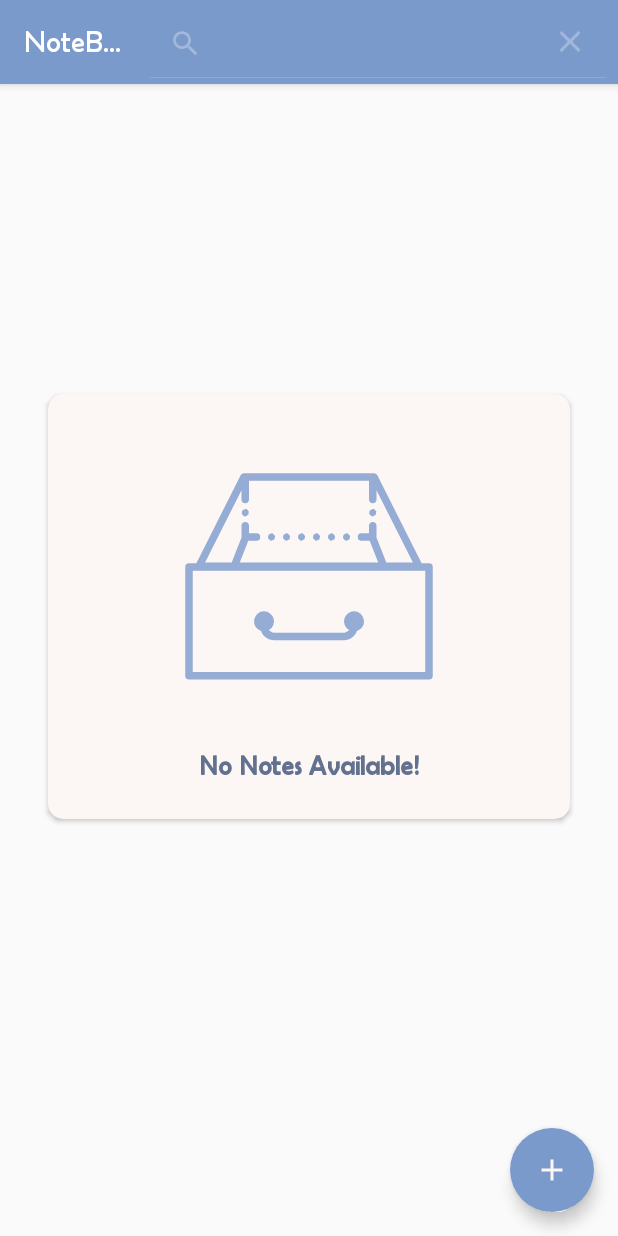
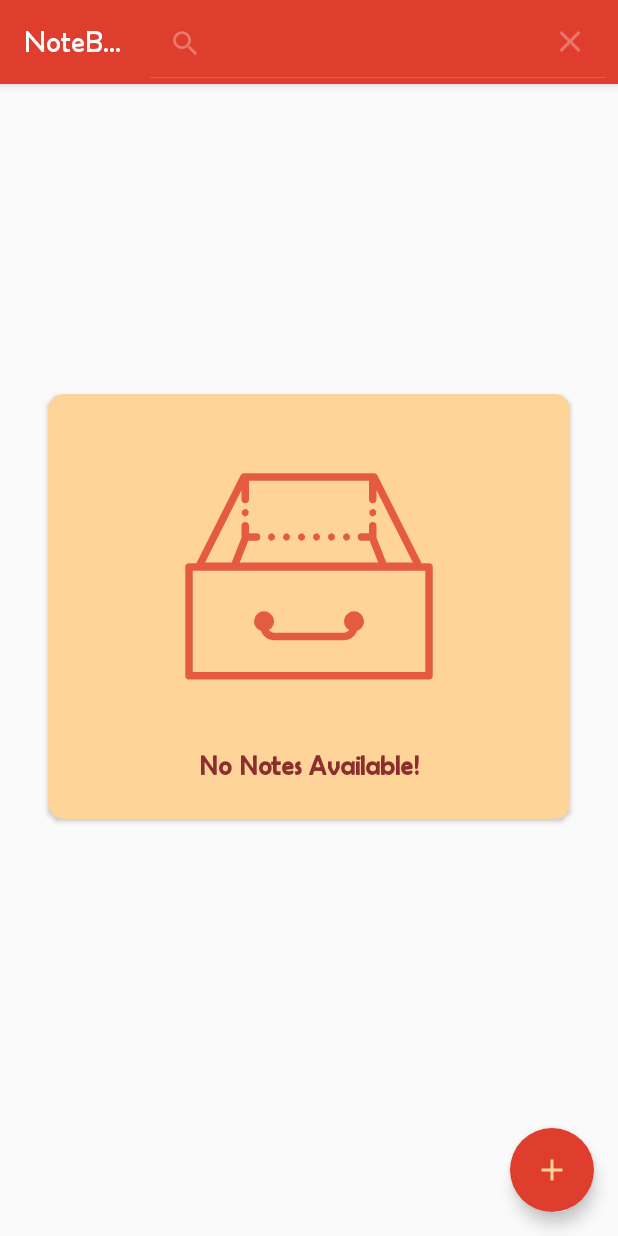
Before and after one commit to mralirezasoheili/notebook-application, an Android app: the screen it shows after launch (MainActivity), after a tap on "Search", on a phone screen of 412 x 824 dp. Run offline under Robolectric (Android 15) with nearby library versions, the light colour scheme and no system bars; our stand-ins replace Room's generated code, data binding.

Commit message:
update the project colors

```diff
--- a/app/src/main/res/values/colors.xml
+++ b/app/src/main/res/values/colors.xml
@@ -2,7 +2,7 @@
 <resources>
     <color name="black">#FF000000</color>
     <color name="white">#FFFFFFFF</color>
-    <color name="colorPrimary">#7b9acc</color>
-    <color name="colorPrimaryDark">#3B5176</color>
-    <color name="colorAccent">#fcf6f5</color>
+    <color name="colorPrimary">#df3d2e</color>
+    <color name="colorPrimaryDark">#700414</color>
+    <color name="colorAccent">#ffd498</color>
 </resources>
```
